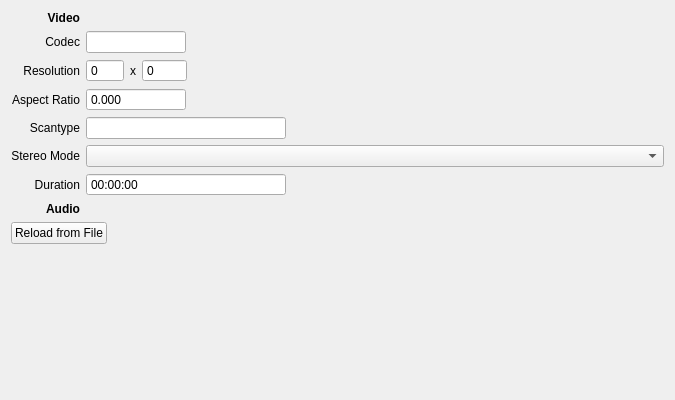
Komet/MediaElch, file src/ui/concerts/ConcertStreamDetailsWidget.ui: the form before one commit.
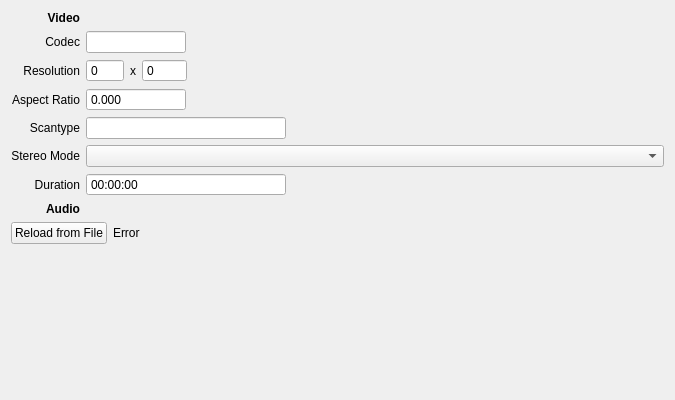
The form after the commit. Icons and pictures are not drawn.

Commit message: [StreamDetails] Don't override details if MediaInfoDll is not found

```diff
--- a/src/ui/concerts/ConcertStreamDetailsWidget.ui
+++ b/src/ui/concerts/ConcertStreamDetailsWidget.ui
@@ -222,6 +222,13 @@
        </property>
       </widget>
      </item>
+     <item>
+      <widget class="QLabel" name="lblReloadStreamDetailsError">
+       <property name="text">
+        <string notr="true">Error</string>
+       </property>
+      </widget>
+     </item>
      <item>
       <spacer name="horizontalSpacer_9">
        <property name="orientation">
```
Left out of the diff: 2 changed lines with no effect on the pictures. The commit also changes 27 other files.
